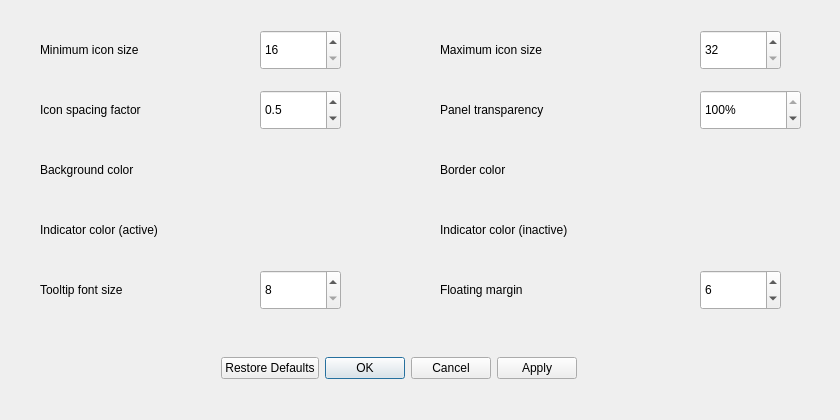
This is src/view/appearance_settings_dialog.ui in dangvd/crystal-dock as Qt 5 draws it before an edit. The edited form follows.
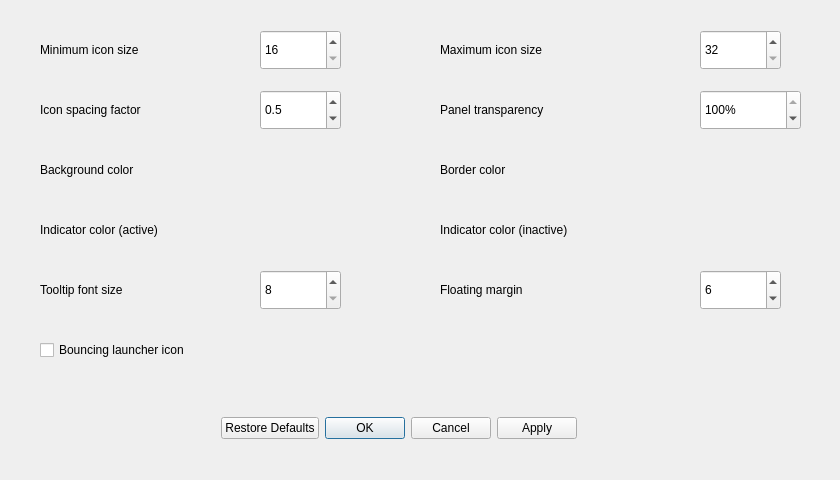
This is the edited form.

Commit message: Adds an entry in Appearance Settings Dialog for Bouncing Launcher icon animation effect #116

What changed in the file:
```diff
--- a/src/view/appearance_settings_dialog.ui
+++ b/src/view/appearance_settings_dialog.ui
@@ -7,7 +7,7 @@
     <x>0</x>
     <y>0</y>
     <width>840</width>
-    <height>420</height>
+    <height>480</height>
    </rect>
   </property>
   <property name="windowTitle">
@@ -17,7 +17,7 @@
    <property name="geometry">
     <rect>
      <x>34</x>
-     <y>350</y>
+     <y>410</y>
      <width>730</width>
      <height>36</height>
     </rect>
@@ -288,6 +288,19 @@
     <string>Indicator color (inactive)</string>
    </property>
   </widget>
+  <widget class="QCheckBox" name="bouncingLauncherIcon">
+   <property name="geometry">
+    <rect>
+     <x>40</x>
+     <y>330</y>
+     <width>300</width>
+     <height>40</height>
+    </rect>
+   </property>
+   <property name="text">
+    <string>Bouncing launcher icon</string>
+   </property>
+  </widget>
  </widget>
  <resources/>
  <connections>
```
Left out of the diff: 4 changed lines with no effect on the pictures. The commit also changes 3 other files.
